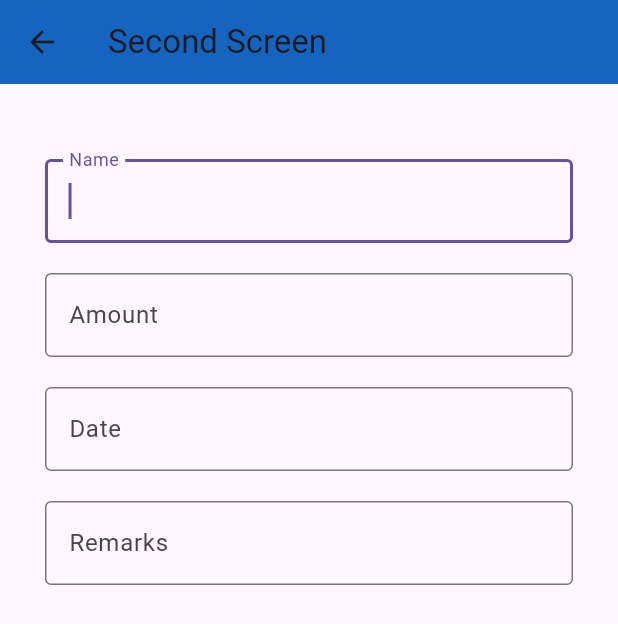
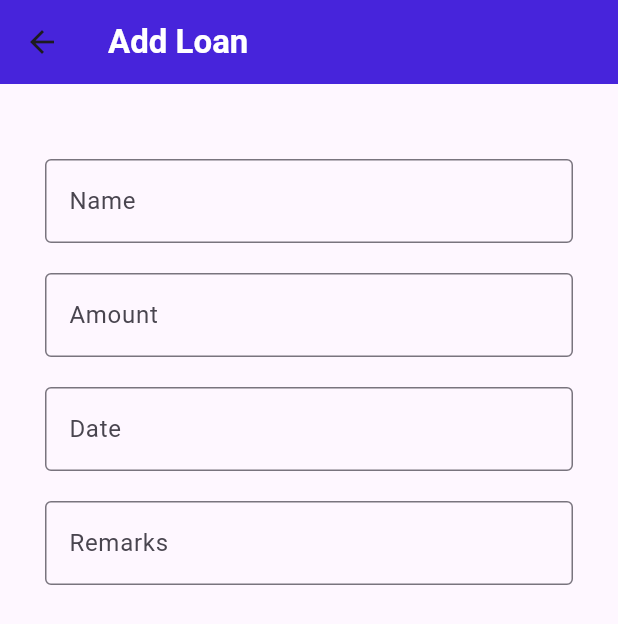
Before and after one commit to ivan-sanjuan/debt_payment_tracker_app, a Flutter app: the screen it shows after launch, after a tap on "Add NEW Loan", on a phone screen of 412 x 824 dp. Shown: the top 624 px of the screen. Run offline on Flutter 3.47's test engine with Material 3 defaults, Android fonts, the phone set to English and light mode, and no system bars.

Commit message:
added colors and nav functions

```diff
--- /dev/null
+++ b/lib/constants/colors.dart
@@ -0,0 +1,11 @@
+import 'package:flutter/material.dart';
+
+@immutable
+class AppColor {
+  static const Color primary = Color.fromRGBO(71, 36, 219, 1); //#4724db
+  static const Color secondary = Color.fromRGBO(184, 219, 36, 1); //#B8DB24
+  static const Color primaryLow = Color.fromRGBO(71, 36, 219, 0.1);
+  static const Color secondaryLow = Color.fromRGBO(184, 219, 36, 0.1);
+  static const Color primaryDark = Color.fromRGBO(51, 20, 189, 1);
+  static const Color secondaryDark = Color.fromRGBO(184, 219, 36, 1);
+}
--- a/lib/models/app_functions.dart
+++ b/lib/models/app_functions.dart
@@ -1,4 +1,5 @@
 import 'package:flutter/material.dart';
+import 'package:debt_payment_tracker_app/constants/colors.dart';
 
 @immutable
 class AppFunction extends StatelessWidget {
@@ -17,13 +18,13 @@ class AppFunction extends StatelessWidget {
           onPressed: onPressed,
           label: Text(
             label,
-            style: TextStyle(fontSize: 15, color: Colors.white),
+            style: TextStyle(fontSize: 20, color: Colors.white),
           ),
           style: ElevatedButton.styleFrom(
-            backgroundColor: const Color.fromARGB(255, 4, 83, 148),
+            backgroundColor: AppColor.primaryDark,
             minimumSize: Size(double.infinity, 60),
             shape: RoundedRectangleBorder(
-              borderRadius: BorderRadius.circular(8),
+              borderRadius: BorderRadius.circular(10),
             ),
           ),
         ),
--- a/lib/screens/app_home.dart
+++ b/lib/screens/app_home.dart
@@ -1,3 +1,4 @@
+import 'package:debt_payment_tracker_app/constants/colors.dart';
 import 'package:debt_payment_tracker_app/models/app_functions.dart';
 import 'package:debt_payment_tracker_app/models/navigator_class.dart';
 import 'package:debt_payment_tracker_app/screens/second_screen.dart';
@@ -18,7 +19,7 @@ class _AppHomeState extends State<AppHome> {
     return Center(
       child: Scaffold(
         appBar: AppBar(
-          backgroundColor: Colors.blue[800],
+          backgroundColor: AppColor.primary,
           title: Text(
             'Debt Payment Tracker',
             style: TextStyle(
@@ -30,17 +31,17 @@ class _AppHomeState extends State<AppHome> {
         ),
         body: Center(
           child: Container(
-            padding: EdgeInsets.only(top: 20),
-            width: 380,
+            padding: EdgeInsets.only(top: 30),
+            width: 350,
             child: Column(
               children: [
                 Text(
-                  'Debt to Collect:',
+                  'DEBT TO COLLECT:',
                   textAlign: TextAlign.left,
                   style: TextStyle(
                     fontSize: 20,
-                    fontWeight: FontWeight.w500,
-                    color: Colors.black,
+                    fontWeight: FontWeight.bold,
+                    color: AppColor.primary,
                   ),
                 ),
                 Text(
@@ -48,7 +49,7 @@ class _AppHomeState extends State<AppHome> {
                   style: TextStyle(
                     fontSize: 40,
                     fontWeight: FontWeight.bold,
-                    color: Color.fromARGB(255, 0, 131, 55),
+                    color: AppColor.secondaryDark,
                   ),
                 ),
                 AppFunction(
--- a/lib/screens/second_screen.dart
+++ b/lib/screens/second_screen.dart
@@ -1,3 +1,4 @@
+import 'package:debt_payment_tracker_app/constants/colors.dart';
 import 'package:debt_payment_tracker_app/models/textfield_class.dart';
 import 'package:flutter/material.dart';
 
@@ -16,15 +17,18 @@ class _AddLoanState extends State<AddLoan> {
   Widget build(BuildContext context) {
     return Scaffold(
       appBar: AppBar(
-        backgroundColor: Colors.blue[800],
-        title: Text('Second Screen'),
+        backgroundColor: AppColor.primary,
+        title: Text(
+          'Add Loan',
+          style: TextStyle(color: Colors.white, fontWeight: FontWeight.bold),
+        ),
       ),
       body: Container(
         margin: EdgeInsets.only(top: 20),
         padding: EdgeInsets.all(20),
         child: Column(
           children: [
-            TextfieldClass(nameCtrl, Text('Name'), focus: true),
+            TextfieldClass(nameCtrl, Text('Name')),
             TextfieldClass(amtCtrl, Text('Amount')),
             TextfieldClass(nameCtrl, Text('Date')),
             TextfieldClass(nameCtrl, Text('Remarks')),
```
